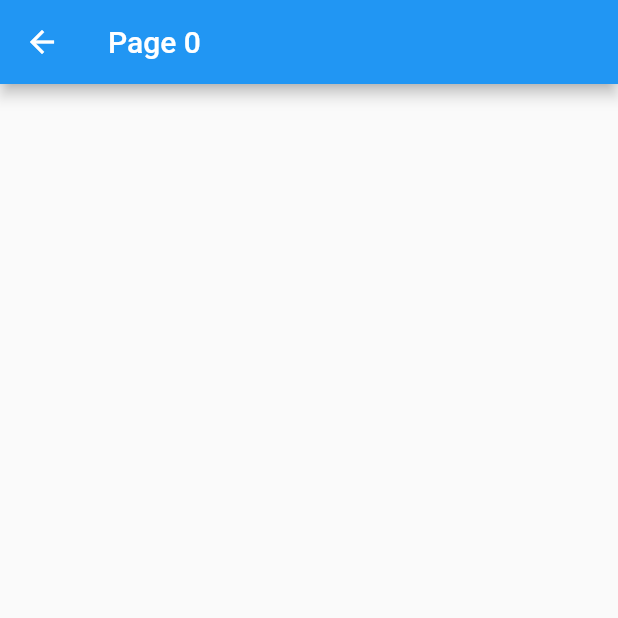
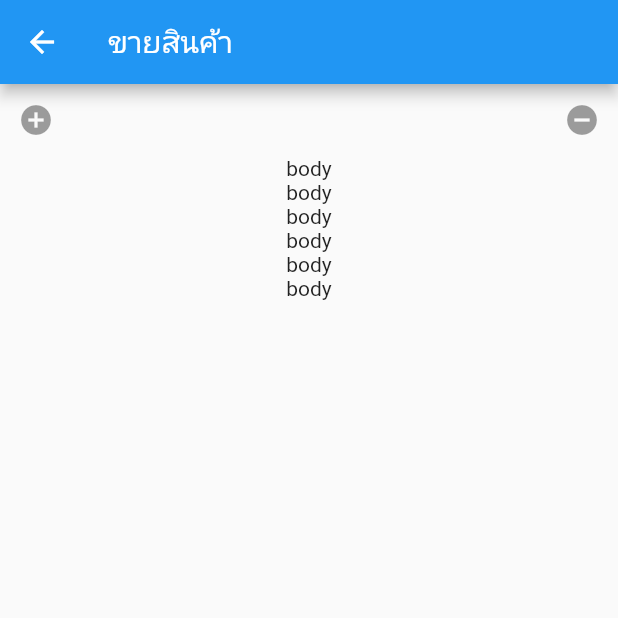
Before and after one commit to masterUNG/UngMarker, a Flutter app: the Page0 screen opened directly, on a phone screen of 412 x 824 dp, the top half of it. Run offline on Flutter 3.47's test engine with Material 2 defaults, Android fonts, the phone set to English and light mode, and no system bars; our stand-ins replace dio, google_fonts, shared_preferences; accounts and stored records are empty.

Commit message:
Finish 9Aug

```diff
--- a/lib/widget/page0.dart
+++ b/lib/widget/page0.dart
@@ -10,8 +10,26 @@ class _Page0State extends State<Page0> {
   Widget build(BuildContext context) {
     return Scaffold(
       appBar: AppBar(
-        title: Text('Page 0'),
+        title: Text('ขายสินค้า'),
+      ),
+      body: Column(
+        children: [
+          buildAddButton(),
+          Text('body'),
+          Text('body'),
+          Text('body'),
+          Text('body'),
+          Text('body'),
+          Text('body'),
+        ],
       ),
     );
   }
+
+  Widget buildAddButton() => Row(mainAxisAlignment: MainAxisAlignment.spaceBetween,
+        children: [
+          IconButton(icon: Icon(Icons.add_circle), onPressed: null),
+          IconButton(icon: Icon(Icons.remove_circle), onPressed: null),
+        ],
+      );
 }
```
